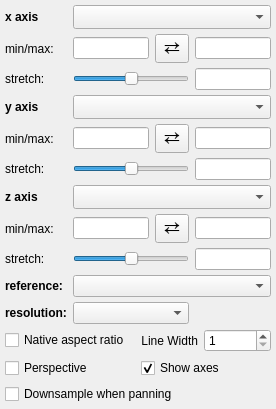
glue-viz/glue-vispy-viewers, file glue_vispy_viewers/common/qt/viewer_options.ui: the form before one commit.
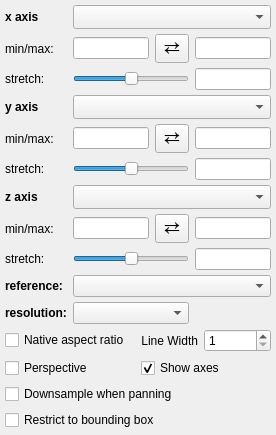
The form after the commit.

Commit message: Allow displaying scatter points outside of the bounding box.

The edit to the form file:
```diff
--- a/glue_vispy_viewers/common/qt/viewer_options.ui
+++ b/glue_vispy_viewers/common/qt/viewer_options.ui
@@ -7,7 +7,7 @@
     <x>0</x>
     <y>0</y>
     <width>276</width>
-    <height>390</height>
+    <height>415</height>
    </rect>
   </property>
   <property name="windowTitle">
@@ -92,7 +92,6 @@
     <widget class="QLabel" name="x_lab">
      <property name="font">
       <font>
-       <weight>75</weight>
        <bold>true</bold>
       </font>
      </property>
@@ -231,6 +230,13 @@
        </item>
       </layout>
      </item>
+     <item row="3" column="0" colspan="2">
+      <widget class="QCheckBox" name="bool_clip_data">
+       <property name="text">
+        <string>Restrict to bounding box</string>
+       </property>
+      </widget>
+     </item>
     </layout>
    </item>
    <item row="0" column="3" colspan="3">
@@ -258,7 +264,6 @@
     <widget class="QLabel" name="x_lab">
      <property name="font">
       <font>
-       <weight>75</weight>
        <bold>true</bold>
       </font>
      </property>
```
Left out of the diff: 43 changed lines with no effect on the pictures. The commit also changes 2 other files.
